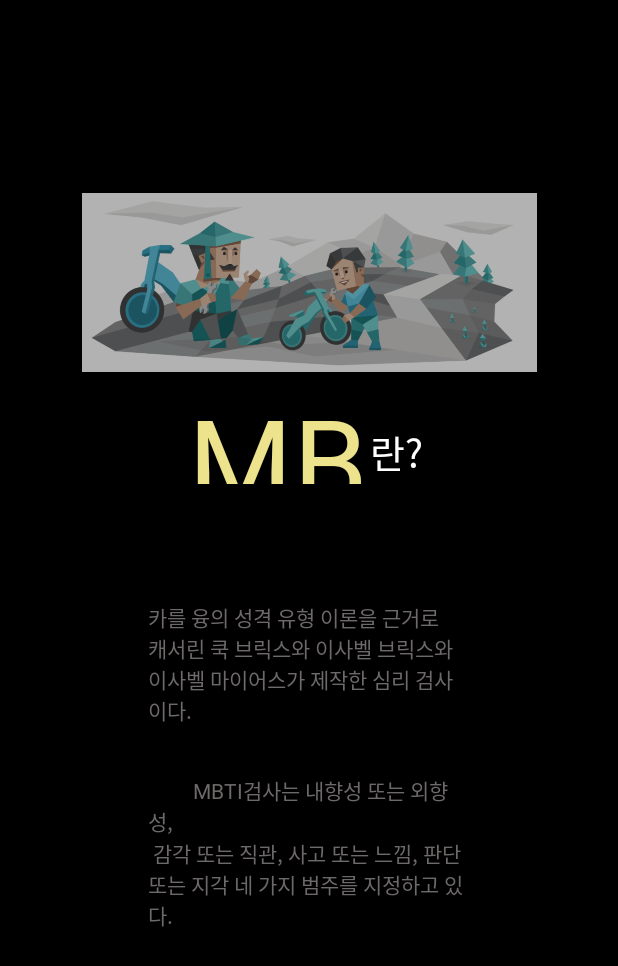
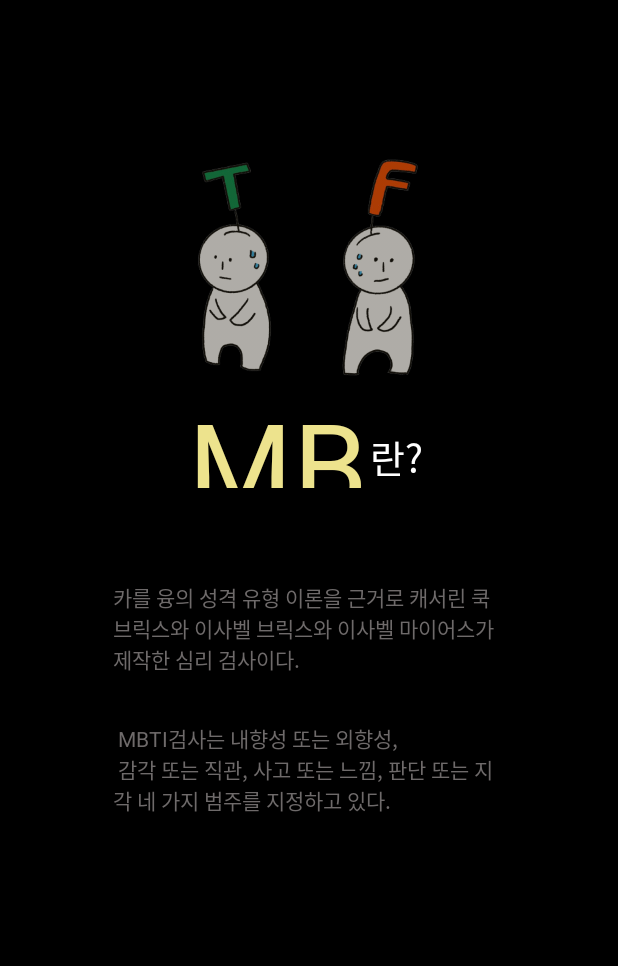
Before and after one commit to leechigu/-BTI-Project, an Android app: the ExplainMbti screen opened directly, with no data from a screen before it, on a phone screen of 412 x 824 dp. Shown: the top 966 px of the screen. Run offline under Robolectric (Android 15) with nearby library versions, the phone set to English and light mode, and no system bars.

Commit message:
mbti explain

```diff
--- a/app/src/main/res/layout/activity_explain_mbti.xml
+++ b/app/src/main/res/layout/activity_explain_mbti.xml
@@ -10,16 +10,17 @@
 
     <ImageView
         android:id="@+id/imageView2"
-        android:layout_width="303dp"
-        android:layout_height="226dp"
+        android:layout_width="218dp"
+        android:layout_height="202dp"
         android:alpha="0.7"
         android:background="#FF000000"
         app:layout_constraintBottom_toBottomOf="parent"
         app:layout_constraintEnd_toEndOf="parent"
+        app:layout_constraintHorizontal_bias="0.497"
         app:layout_constraintStart_toStartOf="parent"
         app:layout_constraintTop_toTopOf="parent"
-        app:layout_constraintVertical_bias="0.126"
-        app:srcCompat="@drawable/mbtiimage" />
+        app:layout_constraintVertical_bias="0.128"
+        app:srcCompat="@drawable/mbti_tf" />
 
     <TextView
         android:id="@+id/mbtiText"
@@ -56,12 +57,10 @@
 
     <TextView
         android:id="@+id/textView"
-        android:layout_width="215dp"
-        android:layout_height="250dp"
+        android:layout_width="261dp"
+        android:layout_height="252dp"
         android:gravity="clip_horizontal"
-        android:text="카를 융의 성격 유형 이론을 근거로
-        캐서린 쿡 브릭스와 이사벨 브릭스와 이사벨 마이어스가 제작한 심리 검사이다.\n\n\n
-        MBTI검사는 내향성 또는 외향성,\n 감각 또는 직관, 사고 또는 느낌, 판단 또는 지각 네 가지 범주를 지정하고 있다."
+        android:text="카를 융의 성격 유형 이론을 근거로 캐서린 쿡 브릭스와 이사벨 브릭스와 이사벨 마이어스가 제작한 심리 검사이다.\n\n\n MBTI검사는 내향성 또는 외향성,\n 감각 또는 직관, 사고 또는 느낌, 판단 또는 지각 네 가지 범주를 지정하고 있다."
         android:textColor="#6E6A6A"
         app:layout_constraintBottom_toBottomOf="parent"
         app:layout_constraintEnd_toEndOf="parent"
```
Also changed, not shown: app/src/main/java/com/example/catbti/MbtiJobInfo.java (+51 -19 lines), app/src/main/res/layout/activity_mbti_job_info.xml (+4 -3 lines), app/src/main/res/drawable/mbti_tf.png (added).
